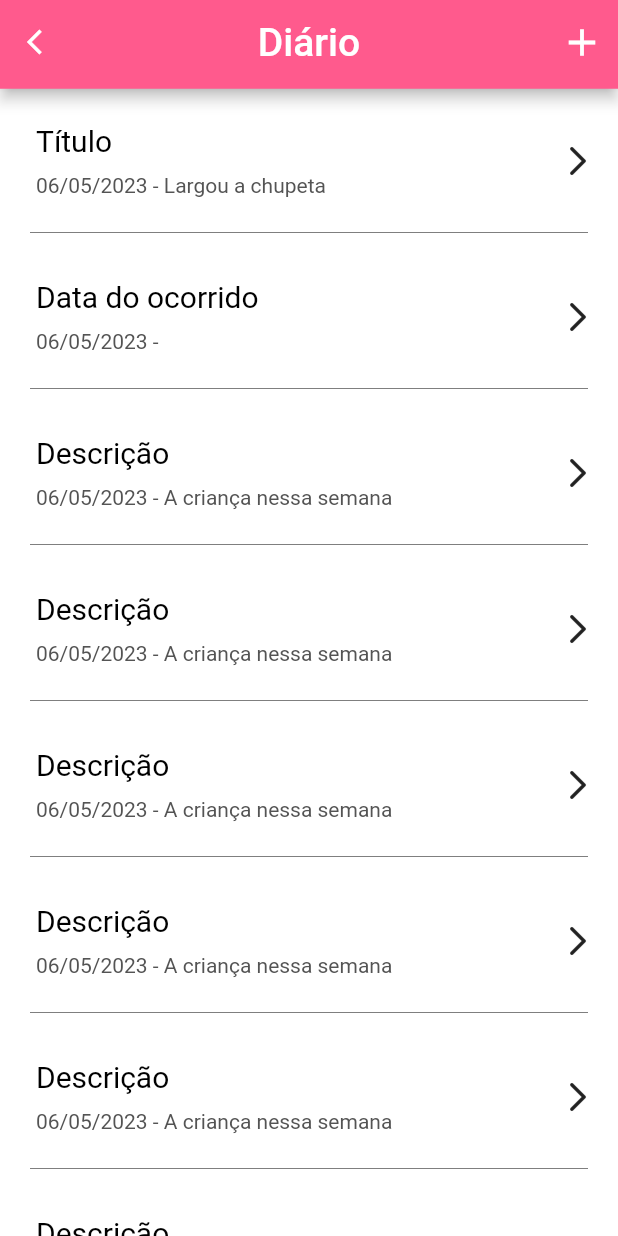
After one commit to Miguel-de-Castro/SowGoodTest, a Flutter app: the DiaryEvents screen opened directly, on a phone screen of 412 x 824 dp. The commit adds this screen. Run offline on Flutter 3.47's test engine with Material 2 defaults, Android fonts, the phone set to English and light mode, and no system bars; our stand-ins replace firebase_auth, firebase_core, google_fonts, material_design_icons_flutter; missing offline and left inert: dart:js; accounts and stored records are empty; generated files the repository leaves out were written again; key blocks and very long unbroken strings in the code were emptied for the run.

Commit message:
Feature/diary events

```diff
--- /dev/null
+++ b/lib/views/screens/diary_events.dart
@@ -0,0 +1,121 @@
+import 'package:flutter/material.dart';
+import 'package:sow_good/validators/text_validators.dart';
+import 'package:sow_good/views/design_tokens/custom_colors.dart';
+import 'package:sow_good/views/design_tokens/custom_text_styles.dart';
+import 'package:sow_good/views/widgets/button.dart';
+import 'package:sow_good/views/widgets/sg_text_area.dart';
+import 'package:sow_good/views/widgets/sg_text_field.dart';
+import 'package:sow_good/views/modals/diary_event.dart';
+import 'package:sow_good/views/widgets/sg_diary_component.dart';
+
+class DiaryEvents extends StatefulWidget {
+  const DiaryEvents({super.key});
+
+  @override
+  State<DiaryEvents> createState() => _DiaryEventsState();
+}
+
+class _DiaryEventsState extends State<DiaryEvents> {
+  final GlobalKey<FormState> _formKey = GlobalKey<FormState>();
+
+// Trocar por chamada do back
+  static const List<Map<String, String>> conteudo = [
+    {'title': 'Título', 'message': 'Largou a chupeta', 'type': 'text'},
+    {
+      'title': 'Data do ocorrido',
+      'type': 'data',
+    },
+    {'title': 'Descrição', 'message': 'A criança nessa semana', 'type': 'text'},
+    {'title': 'Descrição', 'message': 'A criança nessa semana', 'type': 'text'},
+    {'title': 'Descrição', 'message': 'A criança nessa semana', 'type': 'text'},
+    {'title': 'Descrição', 'message': 'A criança nessa semana', 'type': 'text'},
+    {'title': 'Descrição', 'message': 'A criança nessa semana', 'type': 'text'},
+    {'title': 'Descrição', 'message': 'A criança nessa semana', 'type': 'text'},
+    {'title': 'Descrição', 'message': 'A criança nessa semana', 'type': 'text'},
+    {'title': 'Descrição', 'message': 'A criança nessa semana', 'type': 'text'},
+    {'title': 'Descrição', 'message': 'A criança nessa semana', 'type': 'text'},
+    {'title': 'Descrição', 'message': 'A criança nessa semana', 'type': 'text'}
+  ];
+
+  double displayHeight(BuildContext context) {
+    return MediaQuery.of(context).size.height;
+  }
+
+  double displayWidth(BuildContext context) {
+    return MediaQuery.of(context).size.width;
+  }
+
+  void nextScreen() {
+    if (_formKey.currentState!.validate()) {}
+  }
+
+  @override
+  Widget build(BuildContext context) {
+    return SafeArea(
+      child: Scaffold(
+        backgroundColor: CustomColors.background,
+        appBar: AppBar(
+          leading: IconButton(
+            icon: const Icon(
+              Icons.arrow_back_ios,
+              size: 20,
+              color: CustomColors.background,
+            ),
+            onPressed: () {
+              Navigator.pop(context);
+            },
+          ),
+          bottom: PreferredSize(
+              preferredSize: const Size.fromHeight(3),
+              child: Container(
+                color: CustomColors.patientPrimary,
+                height: 3,
+                width: double.infinity,
+              )),
+          centerTitle: true,
+          backgroundColor: CustomColors.patientPrimary,
+          title: Text(
+            'Diário',
+            style: CustomTextStylesBuilder()
+                .withColor(CustomColors.background)
+                .withSize(26)
+                .placeholder(),
+          ),
+          actions: <Widget>[
+            IconButton(
+              icon: const Icon(
+                Icons.add,
+                size: 30,
+                color: CustomColors.background,
+              ),
+              onPressed: () {
+                showDialog(
+                  context: context,
+                  builder: (BuildContext context) {
+                    return CreateDiaryEvent();
+                  },
+                );
+              },
+            )
+          ],
+        ),
+        body: ListView.separated(
+            itemBuilder: (BuildContext context, int index) {
+              Map<String, String> item = conteudo[index];
+              return DiaryComponent(
+                  title: item['title'] ?? '',
+                  description: item['message'] ?? '',
+                  link: item['type'] ?? '');
+            },
+            separatorBuilder: (BuildContext context, int index) =>
+                const Divider(
+                  thickness: 0.5,
+                  indent: 20,
+                  endIndent: 20,
+                  color: CustomColors.graySubtitle,
+                ),
+            itemCount: conteudo.length),
+      ),
+    );
+  }
+}
--- a/lib/views/widgets/sg_diary_component.dart
+++ b/lib/views/widgets/sg_diary_component.dart
@@ -44,10 +44,10 @@ class _DiaryComponentState extends State<DiaryComponent> {
         }
       },
       child: Card(
+        elevation: 0.0,
         child: Container(
-          width: 350,
-          height: 90,
-          color: CustomColors.patientPrimary,
+          height: 80,
+          color: CustomColors.background,
           padding:
               const EdgeInsets.only(top: 15, left: 20, bottom: 7, right: 11),
           child: Row(
--- a/pubspec.yaml
+++ b/pubspec.yaml
@@ -31,8 +31,6 @@ dependencies:
   flutter:
     sdk: flutter
   intl: ^0.17.0
-  flutter_localizations:
-    sdk: flutter
 
   # The following adds the Cupertino Icons font to your application.
   # Use with the CupertinoIcons class for iOS style icons.
```
Also changed, not shown: lib/views/screens/register_patient_data.dart (+45 -138 lines), lib/views/widgets/sg_text_field.dart (+2 -21 lines), pubspec.lock.
